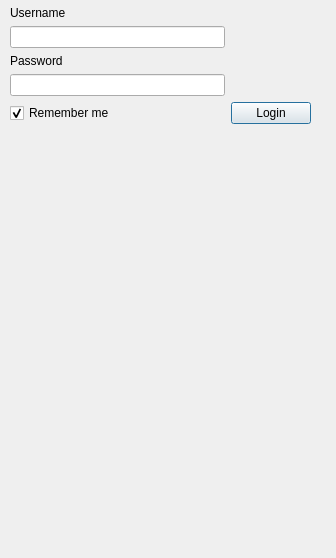
Old version of the form tabs/MyDriveLoginTab.ui in the repository ellipsis-drive-internal/qgis-plugin.
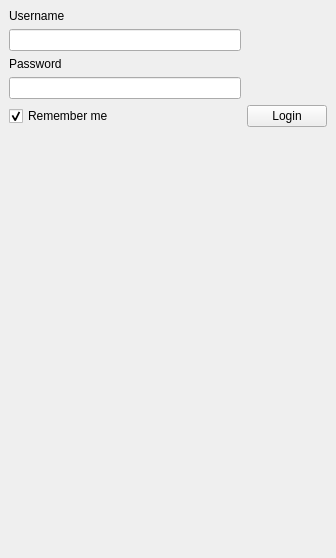
New version of the form.

```diff
--- a/tabs/MyDriveLoginTab.ui
+++ b/tabs/MyDriveLoginTab.ui
@@ -1,7 +1,7 @@
 <?xml version="1.0" encoding="UTF-8"?>
 <ui version="4.0">
  <class>EllipsisConnectDialogBase</class>
- <widget class="QDialog" name="EllipsisConnectDialogBase">
+ <widget class="QDockWidget" name="EllipsisConnectDialogBase">
   <property name="geometry">
    <rect>
     <x>0</x>
```
